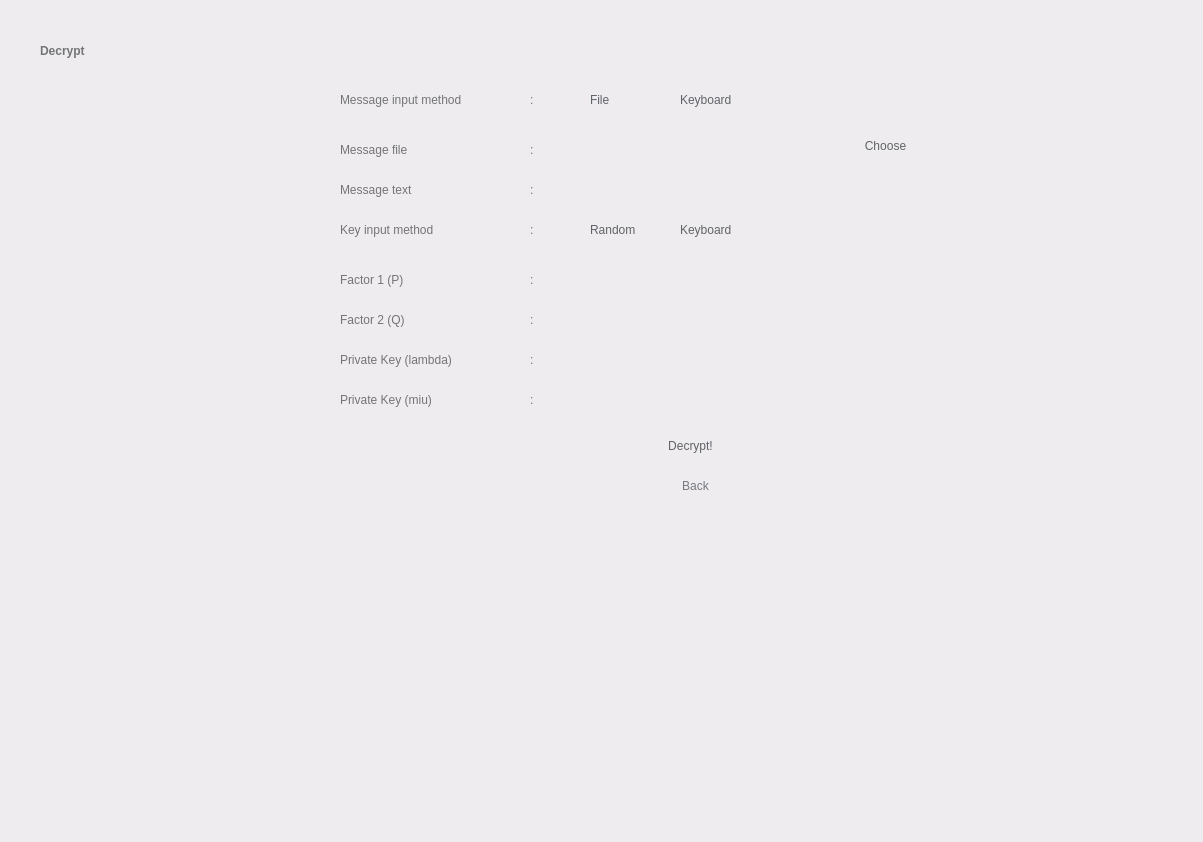
This is UI/Paillier/Paillier-decrypt.ui in salsabiilashifa11/CryptoCalculator as Qt 5 draws it before an edit. The edited form follows.
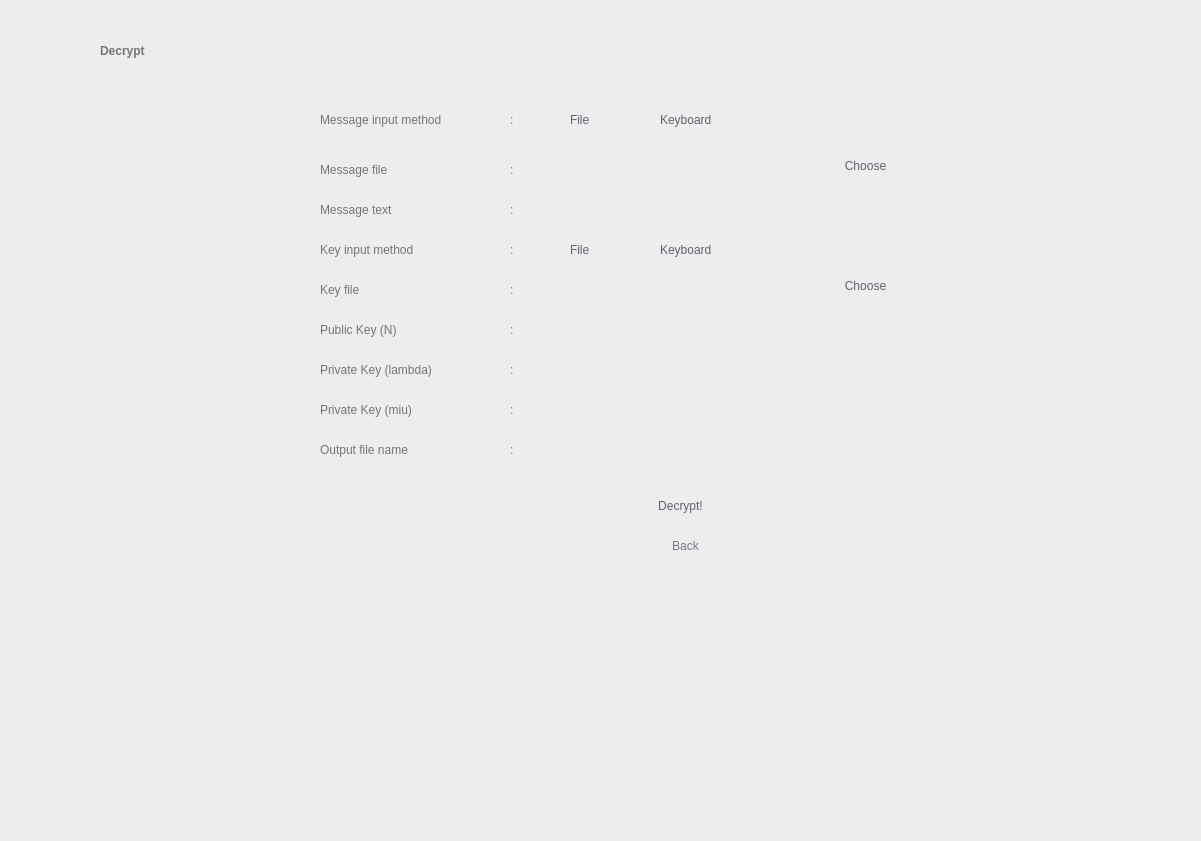
This is the edited form.

Commit message: add ui for paillier and rsa

The edit to the form file:
```diff
--- a/UI/Paillier/Paillier-decrypt.ui
+++ b/UI/Paillier/Paillier-decrypt.ui
@@ -6,8 +6,8 @@
    <rect>
     <x>0</x>
     <y>0</y>
-    <width>1203</width>
-    <height>842</height>
+    <width>1201</width>
+    <height>841</height>
    </rect>
   </property>
   <property name="windowTitle">
@@ -33,7 +33,7 @@
    <widget class="QLabel" name="label">
     <property name="geometry">
      <rect>
-      <x>40</x>
+      <x>100</x>
       <y>30</y>
       <width>241</width>
       <height>41</height>
@@ -56,8 +56,8 @@
    <widget class="QPushButton" name="goButton">
     <property name="geometry">
      <rect>
-      <x>610</x>
-      <y>420</y>
+      <x>600</x>
+      <y>480</y>
       <width>161</width>
       <height>51</height>
      </rect>
@@ -72,11 +72,301 @@
      <string>Decrypt!</string>
     </property>
    </widget>
+   <widget class="QRadioButton" name="inputButton_1">
+    <property name="geometry">
+     <rect>
+      <x>550</x>
+      <y>110</y>
+      <width>61</width>
+      <height>20</height>
+     </rect>
+    </property>
+    <property name="styleSheet">
+     <string notr="true">font: 15pt &quot;Product Sans&quot;;
+border-radius: 4px;
+color: rgb(96, 99, 103);
+background-color: rgba(255, 255, 255, 0);
+</string>
+    </property>
+    <property name="text">
+     <string>File</string>
+    </property>
+    <property name="autoExclusive">
+     <bool>true</bool>
+    </property>
+    <attribute name="buttonGroup">
+     <string notr="true">buttonGroup</string>
+    </attribute>
+   </widget>
+   <widget class="QRadioButton" name="inputButton_2">
+    <property name="geometry">
+     <rect>
+      <x>640</x>
+      <y>110</y>
+      <width>101</width>
+      <height>20</height>
+     </rect>
+    </property>
+    <property name="styleSheet">
+     <string notr="true">font: 15pt &quot;Product Sans&quot;;
+background-color: rgba(255, 255, 255, 0);
+border-radius: 4px;
+color: rgb(96, 99, 103);
+</string>
+    </property>
+    <property name="text">
+     <string>Keyboard</string>
+    </property>
+    <attribute name="buttonGroup">
+     <string notr="true">buttonGroup</string>
+    </attribute>
+   </widget>
+   <widget class="QLineEdit" name="inputFileField">
+    <property name="geometry">
+     <rect>
+      <x>530</x>
+      <y>150</y>
+      <width>291</width>
+      <height>31</height>
+     </rect>
+    </property>
+    <property name="styleSheet">
+     <string notr="true">border-radius: 2px;
+padding-left: 10px;
+color: rgb(116, 116, 118);
+</string>
+    </property>
+    <property name="readOnly">
+     <bool>true</bool>
+    </property>
+   </widget>
+   <widget class="QLineEdit" name="nKeyField">
+    <property name="geometry">
+     <rect>
+      <x>530</x>
+      <y>310</y>
+      <width>291</width>
+      <height>31</height>
+     </rect>
+    </property>
+    <property name="styleSheet">
+     <string notr="true">border-radius: 2px;
+padding-left: 10px;
+color: rgb(116, 116, 118);
+</string>
+    </property>
+   </widget>
+   <widget class="QLineEdit" name="inputKeyboardField">
+    <property name="geometry">
+     <rect>
+      <x>530</x>
+      <y>190</y>
+      <width>291</width>
+      <height>31</height>
+     </rect>
+    </property>
+    <property name="styleSheet">
+     <string notr="true">border-radius: 2px;
+padding-left: 10px;
+color: rgb(116, 116, 118);
+</string>
+    </property>
+    <property name="readOnly">
+     <bool>true</bool>
+    </property>
+   </widget>
+   <widget class="QPushButton" name="messageFileButton">
+    <property name="geometry">
+     <rect>
+      <x>830</x>
+      <y>150</y>
+      <width>71</width>
+      <height>31</height>
+     </rect>
+    </property>
+    <property name="styleSheet">
+     <string notr="true">font: 15pt &quot;Product Sans&quot;;
+color: rgb(96, 99, 103);
+border-radius: 15px;
+</string>
+    </property>
+    <property name="text">
+     <string>Choose</string>
+    </property>
+   </widget>
+   <widget class="QLabel" name="label_6">
+    <property name="geometry">
+     <rect>
+      <x>320</x>
+      <y>110</y>
+      <width>171</width>
+      <height>20</height>
+     </rect>
+    </property>
+    <property name="styleSheet">
+     <string notr="true">background-color: rgba(255, 255, 255, 0);
+font: 15pt &quot;Product Sans&quot;;
+color: rgb(116, 116, 118);</string>
+    </property>
+    <property name="text">
+     <string>Message input method</string>
+    </property>
+    <property name="alignment">
+     <set>Qt::AlignLeading|Qt::AlignLeft|Qt::AlignVCenter</set>
+    </property>
+   </widget>
+   <widget class="QLabel" name="label_7">
+    <property name="geometry">
+     <rect>
+      <x>320</x>
+      <y>160</y>
+      <width>171</width>
+      <height>20</height>
+     </rect>
+    </property>
+    <property name="styleSheet">
+     <string notr="true">background-color: rgba(255, 255, 255, 0);
+font: 15pt &quot;Product Sans&quot;;
+color: rgb(116, 116, 118);</string>
+    </property>
+    <property name="text">
+     <string>Message file</string>
+    </property>
+    <property name="alignment">
+     <set>Qt::AlignLeading|Qt::AlignLeft|Qt::AlignVCenter</set>
+    </property>
+   </widget>
+   <widget class="QLabel" name="label_8">
+    <property name="geometry">
+     <rect>
+      <x>320</x>
+      <y>200</y>
+      <width>171</width>
+      <height>20</height>
+     </rect>
+    </property>
+    <property name="styleSheet">
+     <string notr="true">background-color: rgba(255, 255, 255, 0);
+font: 15pt &quot;Product Sans&quot;;
+color: rgb(116, 116, 118);</string>
+    </property>
+    <property name="text">
+     <string>Message text</string>
+    </property>
+    <property name="alignment">
+     <set>Qt::AlignLeading|Qt::AlignLeft|Qt::AlignVCenter</set>
+    </property>
+   </widget>
+   <widget class="QLabel" name="label_10">
+    <property name="geometry">
+     <rect>
+      <x>320</x>
+      <y>320</y>
+      <width>171</width>
+      <height>20</height>
+     </rect>
+    </property>
+    <property name="styleSheet">
+     <string notr="true">background-color: rgba(255, 255, 255, 0);
+font: 15pt &quot;Product Sans&quot;;
+color: rgb(116, 116, 118);</string>
+    </property>
+    <property name="text">
+     <string>Public Key (N)</string>
+    </property>
+    <property name="alignment">
+     <set>Qt::AlignLeading|Qt::AlignLeft|Qt::AlignVCenter</set>
+    </property>
+   </widget>
+   <widget class="QLabel" name="label_12">
+    <property name="geometry">
+     <rect>
+      <x>510</x>
+      <y>200</y>
+      <width>16</width>
+      <height>20</height>
+     </rect>
+    </property>
+    <property name="styleSheet">
+     <string notr="true">background-color: rgba(255, 255, 255, 0);
+font: 15pt &quot;Product Sans&quot;;
+color: rgb(116, 116, 118);</string>
+    </property>
+    <property name="text">
+     <string>:</string>
+    </property>
+    <property name="alignment">
+     <set>Qt::AlignLeading|Qt::AlignLeft|Qt::AlignVCenter</set>
+    </property>
+   </widget>
+   <widget class="QLabel" name="label_13">
+    <property name="geometry">
+     <rect>
+      <x>510</x>
+      <y>160</y>
+      <width>16</width>
+      <height>20</height>
+     </rect>
+    </property>
+    <property name="styleSheet">
+     <string notr="true">background-color: rgba(255, 255, 255, 0);
+font: 15pt &quot;Product Sans&quot;;
+color: rgb(116, 116, 118);</string>
+    </property>
+    <property name="text">
+     <string>:</string>
+    </property>
+    <property name="alignment">
+     <set>Qt::AlignLeading|Qt::AlignLeft|Qt::AlignVCenter</set>
+    </property>
+   </widget>
+   <widget class="QLabel" name="label_15">
+    <property name="geometry">
+     <rect>
+      <x>510</x>
+      <y>110</y>
+      <width>16</width>
+      <height>20</height>
+     </rect>
+    </property>
+    <property name="styleSheet">
+     <string notr="true">background-color: rgba(255, 255, 255, 0);
+font: 15pt &quot;Product Sans&quot;;
+color: rgb(116, 116, 118);</string>
+    </property>
+    <property name="text">
+     <string>:</string>
+    </property>
+    <property name="alignment">
+     <set>Qt::AlignLeading|Qt::AlignLeft|Qt::AlignVCenter</set>
+    </property>
+   </widget>
+   <widget class="QLabel" name="label_17">
+    <property name="geometry">
+     <rect>
+      <x>510</x>
+      <y>320</y>
+      <width>16</width>
+      <height>20</height>
+     </rect>
+    </property>
+    <property name="styleSheet">
+     <string notr="true">background-color: rgba(255, 255, 255, 0);
+font: 15pt &quot;Product Sans&quot;;
+color: rgb(116, 116, 118);</string>
+    </property>
+    <property name="text">
+     <string>:</string>
+    </property>
+    <property name="alignment">
+     <set>Qt::AlignLeading|Qt::AlignLeft|Qt::AlignVCenter</set>
+    </property>
+   </widget>
    <widget class="QPushButton" name="backButton">
     <property name="geometry">
      <rect>
-      <x>660</x>
-      <y>470</y>
+      <x>650</x>
+      <y>530</y>
       <width>71</width>
       <height>31</height>
      </rect>
@@ -92,92 +382,11 @@
      <string>Back</string>
     </property>
    </widget>
-   <widget class="QLabel" name="label_14">
-    <property name="geometry">
-     <rect>
-      <x>340</x>
-      <y>270</y>
-      <width>171</width>
-      <height>20</height>
-     </rect>
-    </property>
-    <property name="styleSheet">
-     <string notr="true">background-color: rgba(255, 255, 255, 0);
-font: 15pt &quot;Product Sans&quot;;
-color: rgb(116, 116, 118);</string>
-    </property>
-    <property name="text">
-     <string>Factor 1 (P)</string>
-    </property>
-    <property name="alignment">
-     <set>Qt::AlignLeading|Qt::AlignLeft|Qt::AlignVCenter</set>
-    </property>
-   </widget>
-   <widget class="QRadioButton" name="inputButton_4">
-    <property name="geometry">
-     <rect>
-      <x>570</x>
-      <y>220</y>
-      <width>81</width>
-      <height>20</height>
-     </rect>
-    </property>
-    <property name="styleSheet">
-     <string notr="true">font: 15pt &quot;Product Sans&quot;;
-border-radius: 4px;
-color: rgb(96, 99, 103);
-background-color: rgba(255, 255, 255, 0);
-</string>
-    </property>
-    <property name="text">
-     <string>Random</string>
-    </property>
-    <property name="autoExclusive">
-     <bool>true</bool>
-    </property>
-   </widget>
-   <widget class="QLabel" name="label_16">
-    <property name="geometry">
-     <rect>
-      <x>530</x>
-      <y>220</y>
-      <width>16</width>
-      <height>20</height>
-     </rect>
-    </property>
-    <property name="styleSheet">
-     <string notr="true">background-color: rgba(255, 255, 255, 0);
-font: 15pt &quot;Product Sans&quot;;
-color: rgb(116, 116, 118);</string>
-    </property>
-    <property name="text">
-     <string>:</string>
-    </property>
-    <property name="alignment">
-     <set>Qt::AlignLeading|Qt::AlignLeft|Qt::AlignVCenter</set>
-    </property>
-   </widget>
-   <widget class="QLineEdit" name="stegoKeyField_3">
-    <property name="geometry">
-     <rect>
-      <x>550</x>
-      <y>340</y>
-      <width>201</width>
-      <height>31</height>
-     </rect>
-    </property>
-    <property name="styleSheet">
-     <string notr="true">border-radius: 2px;
-padding-left: 10px;
-color: rgb(116, 116, 118);
-</string>
-    </property>
-   </widget>
    <widget class="QLabel" name="label_9">
     <property name="geometry">
      <rect>
-      <x>340</x>
-      <y>180</y>
+      <x>320</x>
+      <y>240</y>
       <width>171</width>
       <height>20</height>
      </rect>
@@ -188,7 +397,7 @@
 color: rgb(116, 116, 118);</string>
     </property>
     <property name="text">
-     <string>Message text</string>
+     <string>Key input method</string>
     </property>
     <property name="alignment">
      <set>Qt::AlignLeading|Qt::AlignLeft|Qt::AlignVCenter</set>
@@ -197,8 +406,8 @@
    <widget class="QLabel" name="label_19">
     <property name="geometry">
      <rect>
-      <x>530</x>
-      <y>350</y>
+      <x>510</x>
+      <y>240</y>
       <width>16</width>
       <height>20</height>
      </rect>
@@ -215,149 +424,11 @@
      <set>Qt::AlignLeading|Qt::AlignLeft|Qt::AlignVCenter</set>
     </property>
    </widget>
-   <widget class="QLabel" name="label_20">
-    <property name="geometry">
-     <rect>
-      <x>530</x>
-      <y>140</y>
-      <width>16</width>
-      <height>20</height>
-     </rect>
-    </property>
-    <property name="styleSheet">
-     <string notr="true">background-color: rgba(255, 255, 255, 0);
-font: 15pt &quot;Product Sans&quot;;
-color: rgb(116, 116, 118);</string>
-    </property>
-    <property name="text">
-     <string>:</string>
-    </property>
-    <property name="alignment">
-     <set>Qt::AlignLeading|Qt::AlignLeft|Qt::AlignVCenter</set>
-    </property>
-   </widget>
-   <widget class="QLabel" name="label_21">
-    <property name="geometry">
-     <rect>
-      <x>340</x>
-      <y>310</y>
-      <width>171</width>
-      <height>20</height>
-     </rect>
-    </property>
-    <property name="styleSheet">
-     <string notr="true">background-color: rgba(255, 255, 255, 0);
-font: 15pt &quot;Product Sans&quot;;
-color: rgb(116, 116, 118);</string>
-    </property>
-    <property name="text">
-     <string>Factor 2 (Q)</string>
-    </property>
-    <property name="alignment">
-     <set>Qt::AlignLeading|Qt::AlignLeft|Qt::AlignVCenter</set>
-    </property>
-   </widget>
-   <widget class="QLabel" name="label_22">
-    <property name="geometry">
-     <rect>
-      <x>530</x>
-      <y>310</y>
-      <width>16</width>
-      <height>20</height>
-     </rect>
-    </property>
-    <property name="styleSheet">
-     <string notr="true">background-color: rgba(255, 255, 255, 0);
-font: 15pt &quot;Product Sans&quot;;
-color: rgb(116, 116, 118);</string>
-    </property>
-    <property name="text">
-     <string>:</string>
-    </property>
-    <property name="alignment">
-     <set>Qt::AlignLeading|Qt::AlignLeft|Qt::AlignVCenter</set>
-    </property>
-   </widget>
-   <widget class="QLineEdit" name="stegoKeyField_2">
-    <property name="geometry">
-     <rect>
-      <x>550</x>
-      <y>260</y>
-      <width>201</width>
-      <height>31</height>
-     </rect>
-    </property>
-    <property name="styleSheet">
-     <string notr="true">border-radius: 2px;
-padding-left: 10px;
-color: rgb(116, 116, 118);
-</string>
-    </property>
-   </widget>
-   <widget class="QLabel" name="label_23">
-    <property name="geometry">
-     <rect>
-      <x>340</x>
-      <y>90</y>
-      <width>171</width>
-      <height>20</height>
-     </rect>
-    </property>
-    <property name="styleSheet">
-     <string notr="true">background-color: rgba(255, 255, 255, 0);
-font: 15pt &quot;Product Sans&quot;;
-color: rgb(116, 116, 118);</string>
-    </property>
-    <property name="text">
-     <string>Message input method</string>
-    </property>
-    <property name="alignment">
-     <set>Qt::AlignLeading|Qt::AlignLeft|Qt::AlignVCenter</set>
-    </property>
-   </widget>
-   <widget class="QPushButton" name="inputFileButton_2">
-    <property name="geometry">
-     <rect>
-      <x>850</x>
-      <y>130</y>
-      <width>71</width>
-      <height>31</height>
-     </rect>
-    </property>
-    <property name="styleSheet">
-     <string notr="true">font: 15pt &quot;Product Sans&quot;;
-color: rgb(96, 99, 103);
-border-radius: 15px;
-</string>
-    </property>
-    <property name="text">
-     <string>Choose</string>
-    </property>
-   </widget>
-   <widget class="QLineEdit" name="inputKeyboardField_2">
-    <property name="geometry">
-     <rect>
-      <x>550</x>
-      <y>170</y>
-      <width>291</width>
-      <height>31</height>
-     </rect>
-    </property>
-    <property name="styleSheet">
-     <string notr="true">border-radius: 2px;
-padding-left: 10px;
-color: rgb(116, 116, 118);
-</string>
-    </property>
-    <property name="readOnly">
-     <bool>true</bool>
-    </property>
-   </widget>
    <widget class="QRadioButton" name="inputButton_3">
     <property name="geometry">
      <rect>
-      <x>660</x>
-      <y>90</y>
+      <x>640</x>
+      <y>240</y>
       <width>101</width>
       <height>20</height>
      </rect>
@@ -373,152 +444,27 @@
      <string>Keyboard</string>
     </property>
    </widget>
-   <widget class="QLabel" name="label_24">
+   <widget class="QLineEdit" name="lambdaKeyField">
     <property name="geometry">
      <rect>
       <x>530</x>
-      <y>90</y>
-      <width>16</width>
-      <height>20</height>
-     </rect>
-    </property>
-    <property name="styleSheet">
-     <string notr="true">background-color: rgba(255, 255, 255, 0);
-font: 15pt &quot;Product Sans&quot;;
-color: rgb(116, 116, 118);</string>
-    </property>
-    <property name="text">
-     <string>:</string>
-    </property>
-    <property name="alignment">
-     <set>Qt::AlignLeading|Qt::AlignLeft|Qt::AlignVCenter</set>
-    </property>
-   </widget>
-   <widget class="QRadioButton" name="inputButton_5">
-    <property name="geometry">
-     <rect>
-      <x>570</x>
-      <y>90</y>
-      <width>61</width>
-      <height>20</height>
-     </rect>
-    </property>
-    <property name="styleSheet">
-     <string notr="true">font: 15pt &quot;Product Sans&quot;;
-border-radius: 4px;
-color: rgb(96, 99, 103);
-background-color: rgba(255, 255, 255, 0);
-</string>
-    </property>
-    <property name="text">
-     <string>File</string>
-    </property>
-    <property name="autoExclusive">
-     <bool>true</bool>
-    </property>
-   </widget>
-   <widget class="QRadioButton" name="inputButton_6">
-    <property name="geometry">
-     <rect>
-      <x>660</x>
-      <y>220</y>
-      <width>101</width>
-      <height>20</height>
-     </rect>
-    </property>
-    <property name="styleSheet">
-     <string notr="true">font: 15pt &quot;Product Sans&quot;;
-background-color: rgba(255, 255, 255, 0);
-border-radius: 4px;
-color: rgb(96, 99, 103);
-</string>
-    </property>
-    <property name="text">
-     <string>Keyboard</string>
-    </property>
-   </widget>
-   <widget class="QLabel" name="label_25">
-    <property name="geometry">
-     <rect>
-      <x>340</x>
-      <y>140</y>
-      <width>171</width>
-      <height>20</height>
-     </rect>
-    </property>
-    <property name="styleSheet">
-     <string notr="true">background-color: rgba(255, 255, 255, 0);
-font: 15pt &quot;Product Sans&quot;;
-color: rgb(116, 116, 118);</string>
-    </property>
-    <property name="text">
-     <string>Message file</string>
-    </property>
-    <property name="alignment">
-     <set>Qt::AlignLeading|Qt::AlignLeft|Qt::AlignVCenter</set>
-    </property>
-   </widget>
-   <widget class="QLabel" name="label_26">
-    <property name="geometry">
-     <rect>
-      <x>530</x>
-      <y>180</y>
-      <width>16</width>
-      <height>20</height>
-     </rect>
-    </property>
-    <property name="styleSheet">
-     <string notr="true">background-color: rgba(255, 255, 255, 0);
-font: 15pt &quot;Product Sans&quot;;
-color: rgb(116, 116, 118);</string>
-    </property>
-    <property name="text">
-     <string>:</string>
-    </property>
-    <property name="alignment">
-     <set>Qt::AlignLeading|Qt::AlignLeft|Qt::AlignVCenter</set>
-    </property>
-   </widget>
-   <widget class="QLineEdit" name="stegoKeyField_4">
-    <property name="geometry">
-     <rect>
-      <x>550</x>
-      <y>300</y>
-      <width>201</width>
-      <height>31</height>
-     </rect>
-    </property>
-    <property name="styleSheet">
-     <string notr="true">border-radius: 2px;
-padding-left: 10px;
-color: rgb(116, 116, 118);
-</string>
-    </property>
-   </widget>
-   <widget class="QLineEdit" name="inputFileField_2">
-    <property name="geometry">
-     <rect>
-      <x>550</x>
-      <y>130</y>
-      <width>291</width>
-      <height>31</height>
-     </rect>
-    </property>
-    <property name="styleSheet">
-     <string notr="true">border-radius: 2px;
-padding-left: 10px;
-color: rgb(116, 116, 118);
-</string>
-    </property>
-    <property name="readOnly">
-     <bool>true</bool>
-    </property>
-   </widget>
-   <widget class="QLabel" name="label_27">
-    <property name="geometry">
-     <rect>
-      <x>340</x>
       <y>350</y>
+      <width>291</width>
+      <height>31</height>
+     </rect>
+    </property>
+    <property name="styleSheet">
+     <string notr="true">border-radius: 2px;
+padding-left: 10px;
+color: rgb(116, 116, 118);
+</string>
+    </property>
+   </widget>
+   <widget class="QLabel" name="label_14">
+    <property name="geometry">
+     <rect>
+      <x>320</x>
+      <y>360</y>
       <width>171</width>
       <height>20</height>
      </rect>
@@ -535,11 +481,11 @@
      <set>Qt::AlignLeading|Qt::AlignLeft|Qt::AlignVCenter</set>
     </property>
    </widget>
-   <widget class="QLabel" name="label_28">
+   <widget class="QLabel" name="label_19">
     <property name="geometry">
      <rect>
-      <x>530</x>
-      <y>270</y>
+      <x>510</x>
+      <y>360</y>
       <width>16</width>
       <height>20</height>
      </rect>
@@ -556,33 +502,12 @@
      <set>Qt::AlignLeading|Qt::AlignLeft|Qt::AlignVCenter</set>
     </property>
    </widget>
-   <widget class="QLabel" name="label_29">
+   <widget class="QLineEdit" name="miuKeyField">
     <property name="geometry">
      <rect>
-      <x>340</x>
-      <y>220</y>
-      <width>171</width>
-      <height>20</height>
-     </rect>
-    </property>
-    <property name="styleSheet">
-     <string notr="true">background-color: rgba(255, 255, 255, 0);
-font: 15pt &quot;Product Sans&quot;;
-color: rgb(116, 116, 118);</string>
-    </property>
-    <property name="text">
-     <string>Key input method</string>
-    </property>
-    <property name="alignment">
-     <set>Qt::AlignLeading|Qt::AlignLeft|Qt::AlignVCenter</set>
-    </property>
-   </widget>
-   <widget class="QLineEdit" name="stegoKeyField_5">
-    <property name="geometry">
-     <rect>
-      <x>550</x>
-      <y>380</y>
-      <width>201</width>
+      <x>530</x>
+      <y>390</y>
+      <width>291</width>
       <height>31</height>
      </rect>
     </property>
@@ -593,11 +518,11 @@
 </string>
     </property>
    </widget>
-   <widget class="QLabel" name="label_31">
+   <widget class="QLabel" name="label_11">
     <property name="geometry">
      <rect>
-      <x>340</x>
-      <y>390</y>
+      <x>320</x>
+      <y>400</y>
       <width>171</width>
       <height>20</height>
      </rect>
@@ -614,12 +539,167 @@
      <set>Qt::AlignLeading|Qt::AlignLeft|Qt::AlignVCenter</set>
     </property>
    </widget>
+   <widget class="QLabel" name="label_18">
+    <property name="geometry">
+     <rect>
+      <x>510</x>
+      <y>400</y>
+      <width>16</width>
+      <height>20</height>
+     </rect>
+    </property>
+    <property name="styleSheet">
+     <string notr="true">background-color: rgba(255, 255, 255, 0);
+font: 15pt &quot;Product Sans&quot;;
+color: rgb(116, 116, 118);</string>
+    </property>
+    <property name="text">
+     <string>:</string>
+    </property>
+    <property name="alignment">
+     <set>Qt::AlignLeading|Qt::AlignLeft|Qt::AlignVCenter</set>
+    </property>
+   </widget>
+   <widget class="QLineEdit" name="KeyFileName">
+    <property name="geometry">
+     <rect>
+      <x>530</x>
+      <y>430</y>
+      <width>291</width>
+      <height>31</height>
+     </rect>
+    </property>
+    <property name="styleSheet">
+     <string notr="true">border-radius: 2px;
+padding-left: 10px;
+color: rgb(116, 116, 118);
+</string>
+    </property>
+   </widget>
+   <widget class="QLabel" name="label_31">
+    <property name="geometry">
+     <rect>
+      <x>320</x>
+      <y>440</y>
+      <width>171</width>
+      <height>20</height>
+     </rect>
+    </property>
+    <property name="styleSheet">
+     <string notr="true">background-color: rgba(255, 255, 255, 0);
+font: 15pt &quot;Product Sans&quot;;
+color: rgb(116, 116, 118);</string>
+    </property>
+    <property name="text">
+     <string>Output file name</string>
+    </property>
+    <property name="alignment">
+     <set>Qt::AlignLeading|Qt::AlignLeft|Qt::AlignVCenter</set>
+    </property>
+   </widget>
    <widget class="QLabel" name="label_30">
     <property name="geometry">
      <rect>
+      <x>510</x>
+      <y>440</y>
+      <width>16</width>
+      <height>20</height>
+     </rect>
+    </property>
+    <property name="styleSheet">
+     <string notr="true">background-color: rgba(255, 255, 255, 0);
+font: 15pt &quot;Product Sans&quot;;
+color: rgb(116, 116, 118);</string>
+    </property>
+    <property name="text">
+     <string>:</string>
+    </property>
+    <property name="alignment">
+     <set>Qt::AlignLeading|Qt::AlignLeft|Qt::AlignVCenter</set>
+    </property>
+   </widget>
+   <widget class="QLineEdit" name="messageOutput">
+    <property name="geometry">
+     <rect>
+      <x>320</x>
+      <y>600</y>
+      <width>591</width>
+      <height>181</height>
+     </rect>
+    </property>
+    <property name="styleSheet">
+     <string notr="true">border-radius: 2px;
+padding-left: 10px;
+color: rgb(116, 116, 118);
+</string>
+    </property>
+   </widget>
+   <widget class="QRadioButton" name="inputButton_4">
+    <property name="geometry">
+     <rect>
+      <x>550</x>
+      <y>240</y>
+      <width>101</width>
+      <height>20</height>
+     </rect>
+    </property>
+    <property name="styleSheet">
+     <string notr="true">font: 15pt &quot;Product Sans&quot;;
+background-color: rgba(255, 255, 255, 0);
+border-radius: 4px;
+color: rgb(96, 99, 103);
+</string>
+    </property>
+    <property name="text">
+     <string>File</string>
+    </property>
+   </widget>
+   <widget class="QLabel" name="label_20">
+    <property name="geometry">
+     <rect>
+      <x>510</x>
+      <y>280</y>
+      <width>16</width>
+      <height>20</height>
+     </rect>
+    </property>
+    <property name="styleSheet">
+     <string notr="true">background-color: rgba(255, 255, 255, 0);
+font: 15pt &quot;Product Sans&quot;;
+color: rgb(116, 116, 118);</string>
+    </property>
+    <property name="text">
+     <string>:</string>
+    </property>
+    <property name="alignment">
+     <set>Qt::AlignLeading|Qt::AlignLeft|Qt::AlignVCenter</set>
+    </property>
+   </widget>
+   <widget class="QLineEdit" name="inputFileField_2">
+    <property name="geometry">
+     <rect>
       <x>530</x>
-      <y>390</y>
-      <width>16</width>
+      <y>270</y>
+      <width>291</width>
+      <height>31</height>
+     </rect>
+    </property>
+    <property name="styleSheet">
+     <string notr="true">border-radius: 2px;
+padding-left: 10px;
+color: rgb(116, 116, 118);
+</string>
+    </property>
+    <property name="readOnly">
+     <bool>true</bool>
+    </property>
+   </widget>
+   <widget class="QLabel" name="label_21">
+    <property name="geometry">
+     <rect>
+      <x>320</x>
+      <y>280</y>
+      <width>171</width>
       <height>20</height>
      </rect>
     </property>
@@ -629,12 +709,31 @@
 color: rgb(116, 116, 118);</string>
     </property>
     <property name="text">
-     <string>:</string>
+     <string>Key file</string>
     </property>
     <property name="alignment">
      <set>Qt::AlignLeading|Qt::AlignLeft|Qt::AlignVCenter</set>
     </property>
    </widget>
+   <widget class="QPushButton" name="keyFileButton">
+    <property name="geometry">
+     <rect>
+      <x>830</x>
+      <y>270</y>
+      <width>71</width>
+      <height>31</height>
+     </rect>
+    </property>
+    <property name="styleSheet">
+     <string notr="true">font: 15pt &quot;Product Sans&quot;;
+color: rgb(96, 99, 103);
+border-radius: 15px;
+</string>
+    </property>
+    <property name="text">
+     <string>Choose</string>
+    </property>
+   </widget>
   </widget>
  </widget>
  <resources/>
```
Left out of the diff: 5 changed lines with no effect on the pictures. The commit also changes 22 other files.
